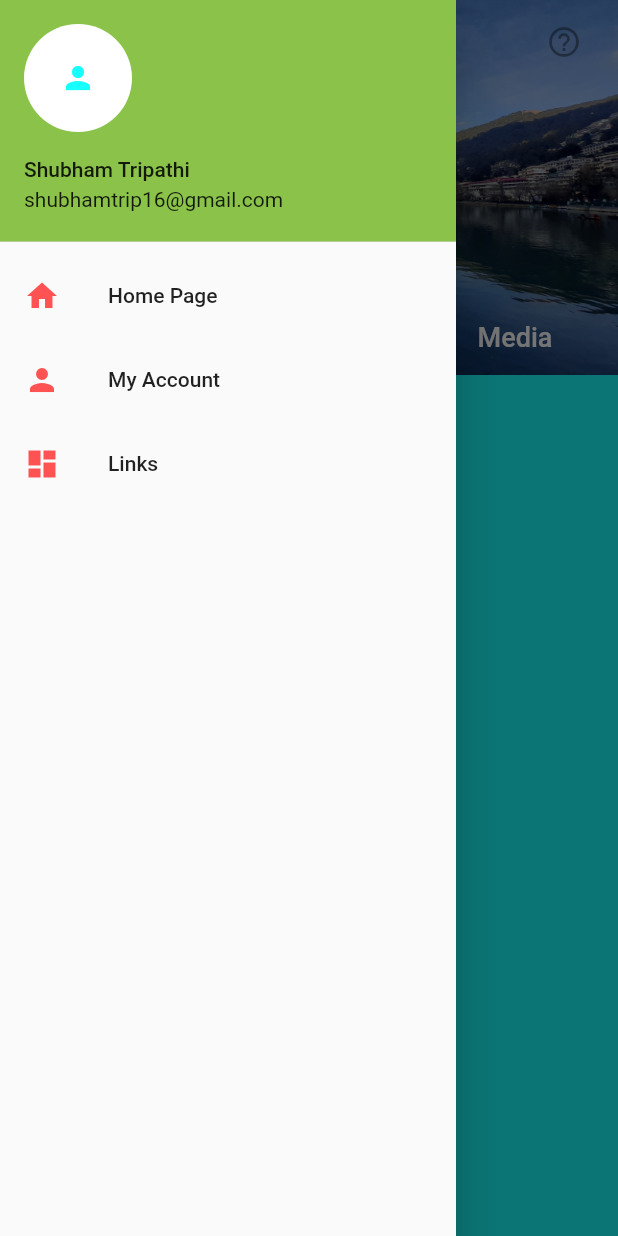
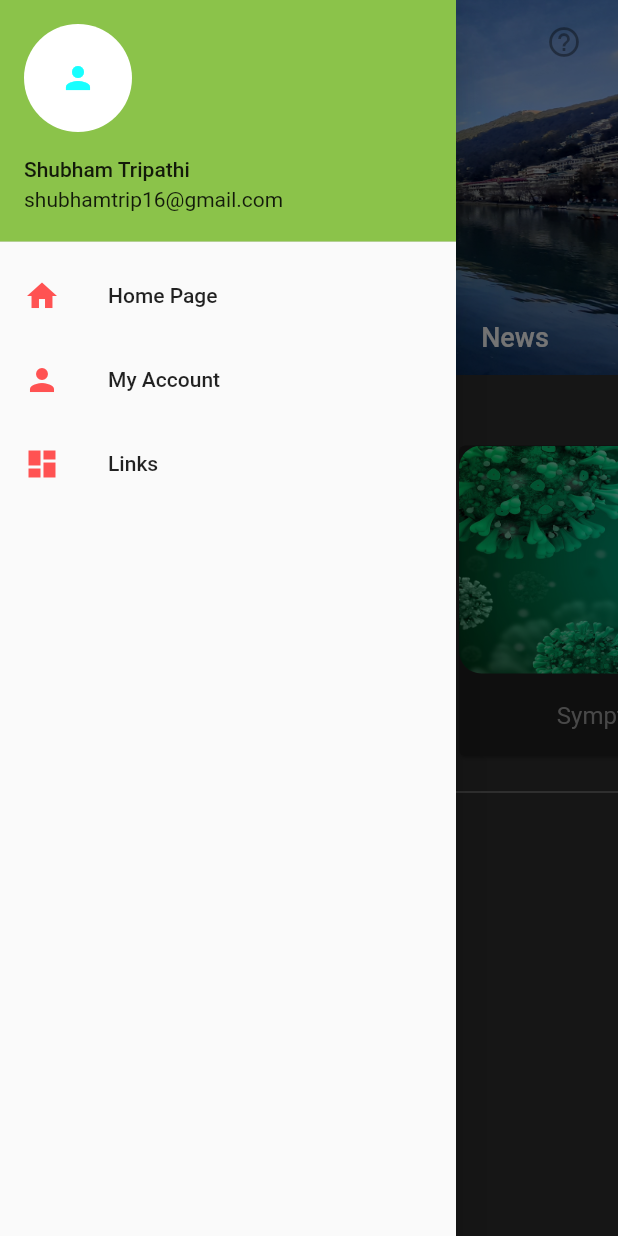
Before and after one commit to ShubhamTrip/aklavya, a Flutter app: the screen it shows after launch, with the side drawer open, on a phone screen of 412 x 824 dp. Run offline on Flutter 3.47's test engine with Material 2 defaults, Android fonts, the phone set to English and light mode, and no system bars; our stand-ins replace cached_network_image; missing offline and left inert: webfeed.

Commit message:
Aklavya Second

```diff
--- /dev/null
+++ b/lib/Pages/CardHome.dart
@@ -0,0 +1,79 @@
+import 'package:flutter/material.dart';
+class CardHome extends StatefulWidget {
+  @override
+  _CardHomeState createState() => _CardHomeState();
+}
+
+class _CardHomeState extends State<CardHome> {
+  @override
+  Widget build(BuildContext context) {
+    return Container(
+      height: 215.0,
+      margin: EdgeInsets.only(top:20),
+      color: Colors.grey[850],
+      child: ListView(
+
+        scrollDirection: Axis.horizontal,
+
+        children: <Widget>[
+
+          Cards(
+            ImageUrl: 'images/Coro.png',
+            Title: 'Awareness Against Covid-19',
+          ),
+          Cards(
+            ImageUrl: 'images/coro1.jpg',
+            Title: 'Symptoms of Covid-19',
+          ),
+          Cards(
+            ImageUrl: 'images/Stayhea.png',
+            Title: 'Eating Healthy',
+          ),
+        ],
+      ),
+    );
+  }
+}
+class Cards extends StatelessWidget {
+  final String ImageUrl;
+  final String Title;
+
+  const Cards({this.ImageUrl, this.Title});
+  @override
+  Widget build(BuildContext context) {
+    return Container(
+      color: Colors.grey[850],
+      width: 300.0,
+      margin: EdgeInsets.only(right:2),
+
+
+      child: Card(
+        color: Colors.grey[900],
+        child: InkWell(
+          onTap: (){},
+          child: Wrap(
+            children: <Widget>[
+              ClipRRect(
+                borderRadius: BorderRadius.circular(15),
+
+                child:  Image.asset(ImageUrl,height:152,width:300,fit: BoxFit.fill),
+
+              ),
+              ListTile(
+                title: Text(Title,style: TextStyle(color: Colors.grey,),overflow: TextOverflow.ellipsis,textAlign: TextAlign.center,),
+
+              ),
+
+            ],
+
+
+          ),
+        ),
+
+
+      ),
+
+
+    );
+  }
+}
--- a/lib/Pages/Home.dart
+++ b/lib/Pages/Home.dart
@@ -1,13 +1,19 @@
+import 'package:aklavya/Pages/CardHome.dart';
 import 'package:flutter/cupertino.dart';
+import 'package:flutter/material.dart';
 
 class Home extends StatelessWidget {
   @override
   Widget build(BuildContext context) {
     return ListView(
       children: <Widget>[
-        Container(
+        Padding(
+          padding: const EdgeInsets.only(left: 5),
+          child: Text("Topics",style:TextStyle(color: Colors.white,fontSize: 20)),
+        ),
+        CardHome(),
+        Divider(color: Colors.grey,height: 40,)
 
-        )
       ],
     );
   }
--- a/lib/Pages/MenuBar.dart
+++ b/lib/Pages/MenuBar.dart
@@ -12,14 +12,16 @@ class Horitab extends StatefulWidget {
 class _HoritabState extends State<Horitab> {
   List<Widget> containers = [
     Container(
-      color: Colors.cyanAccent,
+      color: Colors.grey[850],
+      child: Home(),
     ),
     Container(
-      color: Colors.cyan,
+      color: Colors.grey[850],
       child: Analysis(),
     ),
     Container(
-      color: Colors.red,
+      color: Colors.grey[850],
+      child: Media(),
     )
   ];
 
@@ -44,7 +46,7 @@ class _HoritabState extends State<Horitab> {
                   ),
                   centerTitle: true,
                 ),
-                backgroundColor: Colors.green,
+                backgroundColor: Colors.green[900],
                 actions: <Widget>[
                   Padding(
                     padding: const EdgeInsets.only(right: 12),
@@ -72,7 +74,7 @@ class _HoritabState extends State<Horitab> {
                     Tab(
                       child: Container(
                           child: Text(
-                            "Media",
+                            "News",
                             style: TextStyle(fontSize: 18, color: Colors.white),
                           )),
                     ),
```
Also changed, not shown: lib/Pages/Media.dart (+4 -5 lines), lib/Pages/RssFeed.dart (added, +167 -0 lines), pubspec.yaml (+8 -1 lines), images/Coro.png (added), images/Stayhea.png (added), images/coro1.jpg (added), images/no_image.png (added), pubspec.lock.
